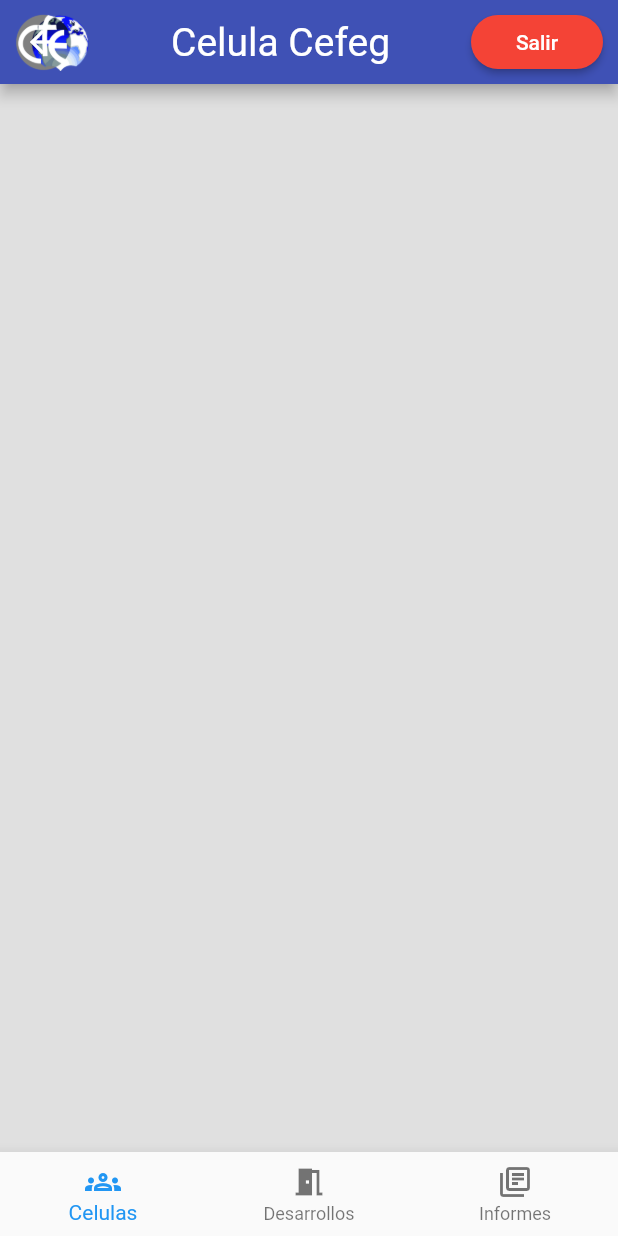
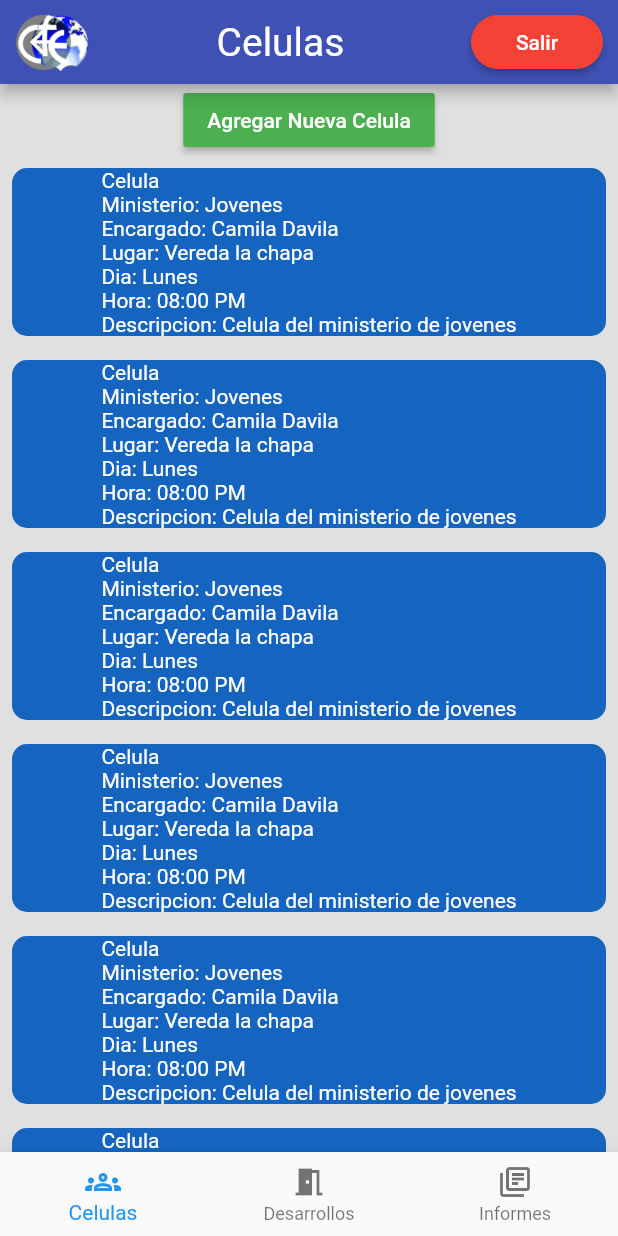
Before and after one commit to sgonzalez98/celula_app, a Flutter app: the HomeScreen screen opened by its route, after a tap on "Salir", on a phone screen of 412 x 824 dp. Run offline on Flutter 3.47's test engine with Material 2 defaults, Android fonts, the phone set to English and light mode, and no system bars; our stand-ins replace flutter_secure_storage; accounts and stored records are empty.

Commit message:
Avances en base inicial de la aplicacion Celula

```diff
--- /dev/null
+++ b/lib/screens/celulas_screen.dart
@@ -0,0 +1,82 @@
+import 'package:flutter/material.dart';
+
+class CelulasScreen extends StatelessWidget {
+  const CelulasScreen({Key? key}) : super(key: key);
+
+  @override
+  Widget build(BuildContext context) {
+    return Scaffold(
+      appBar: AppBar(
+        flexibleSpace: SafeArea(
+          child: Padding(
+            padding: const EdgeInsets.symmetric(vertical: 5, horizontal: 10),
+            child: Row(
+              mainAxisAlignment: MainAxisAlignment.spaceBetween,
+              children: [
+                Image.asset('assets/logoCefeg.png', width: 50, height: 50),
+                const Text(
+                  'Celulas',
+                  style: TextStyle(color: Colors.white, fontSize: 26),
+                ),
+                MaterialButton(
+                  onPressed: () {},
+                  color: Colors.red[500],
+                  textColor: Colors.white,
+                  shape: RoundedRectangleBorder(
+                      borderRadius: BorderRadius.circular(20)),
+                  child: const Text('Salir'),
+                ),
+              ],
+            ),
+          ),
+        ),
+      ),
+      body: SingleChildScrollView(
+        physics: const ScrollPhysics(),
+        child: Column(children: [
+          MaterialButton(
+            onPressed: () {},
+            color: Colors.green,
+            textColor: Colors.white,
+            child: const Text('Agregar Nueva Celula'),
+          ),
+          ListView.builder(
+            physics: const NeverScrollableScrollPhysics(),
+            shrinkWrap: true,
+            itemCount: 10,
+            itemBuilder: (BuildContext context, int index) => Container(
+              margin: const EdgeInsets.all(8),
+              decoration: BoxDecoration(
+                  borderRadius: BorderRadius.circular(10),
+                  color: Colors.blue[800]),
+              child: Column(
+                children: <Widget>[
+                  Column(
+                    crossAxisAlignment: CrossAxisAlignment.start,
+                    children: const [
+                      Text(
+                        'Celula',
+                        style: TextStyle(color: Colors.white),
+                      ),
+                      Text('Ministerio: Jovenes',
+                          style: TextStyle(color: Colors.white)),
+                      Text('Encargado: Camila Davila',
+                          style: TextStyle(color: Colors.white)),
+                      Text('Lugar: Vereda la chapa',
+                          style: TextStyle(color: Colors.white)),
+                      Text('Dia: Lunes', style: TextStyle(color: Colors.white)),
+                      Text('Hora: 08:00 PM',
+                          style: TextStyle(color: Colors.white)),
+                      Text('Descripcion: Celula del ministerio de jovenes',
+                          style: TextStyle(color: Colors.white))
+                    ],
+                  )
+                ],
+              ),
+            ),
+          ),
+        ]),
+      ),
+    );
+  }
+}
--- /dev/null
+++ b/lib/screens/desarrollos_screen.dart
@@ -0,0 +1,37 @@
+import 'package:flutter/material.dart';
+
+class DesarrollosScreen extends StatelessWidget {
+  const DesarrollosScreen({Key? key}) : super(key: key);
+
+  @override
+  Widget build(BuildContext context) {
+    return Scaffold(
+      appBar: AppBar(
+        flexibleSpace: SafeArea(
+          child: Padding(
+            padding: EdgeInsets.symmetric(vertical: 5, horizontal: 10),
+            child: Row(
+              mainAxisAlignment: MainAxisAlignment.spaceBetween,
+              children: [
+                Image.asset('assets/logoCefeg.png', width: 50, height: 50),
+                const Text(
+                  'Desarrollos',
+                  style: TextStyle(color: Colors.white, fontSize: 26),
+                ),
+                MaterialButton(
+                  onPressed: () {},
+                  color: Colors.red[500],
+                  textColor: Colors.white,
+                  shape: RoundedRectangleBorder(
+                      borderRadius: BorderRadius.circular(20)),
+                  child: const Text('Salir'),
+                ),
+              ],
+            ),
+          ),
+        ),
+      ),
+      body: Container(),
+    );
+  }
+}
--- a/lib/screens/home_screen.dart
+++ b/lib/screens/home_screen.dart
@@ -1,49 +1,33 @@
+import 'package:celula_app/screens/celulas_screen.dart';
+import 'package:celula_app/screens/desarrollos_screen.dart';
+import 'package:celula_app/screens/informes_screen.dart';
 import 'package:flutter/material.dart';
+import 'package:provider/provider.dart';
 
 class HomeScreen extends StatelessWidget {
   const HomeScreen({Key? key}) : super(key: key);
 
   @override
   Widget build(BuildContext context) {
-    return Scaffold(
-      appBar: AppBar(
-        flexibleSpace: SafeArea(
-          child: Padding(
-            padding: EdgeInsets.symmetric(vertical: 5, horizontal: 10),
-            child: Row(
-              mainAxisAlignment: MainAxisAlignment.spaceBetween,
-              children: [
-                Image.asset('assets/logoCefeg.png', width: 50, height: 50),
-                const Text(
-                  'Celula Cefeg',
-                  style: TextStyle(color: Colors.white, fontSize: 26),
+    return ChangeNotifierProvider(
+      create: (_) => _NavegacionProvider(),
+      child: const Scaffold(
+        body: _Paginas(),
+        bottomNavigationBar: _Navegacion(),
       ),
-                MaterialButton(
-                  onPressed: () {},
-                  color: Colors.red[500],
-                  textColor: Colors.white,
-                  shape: RoundedRectangleBorder(
-                      borderRadius: BorderRadius.circular(20)),
-                  child: const Text('Salir'),
-                ),
-              ],
-            ),
-          ),
-        ),
-        // title: const Text('Inicio'),
+    );
+  }
+}
 
-        // actions: [
-        //   Padding(
-        //       padding: const EdgeInsets.only(right: 10),
-        //       child:
-        //
-        //   IconButton(onPressed: () {}, icon: const Icon(Icons.exit_to_app))
-        // ],
-      ),
-      body: Container(),
-      bottomNavigationBar: BottomNavigationBar(
-        currentIndex: 0,
-        onTap: (i) => null,
+class _Navegacion extends StatelessWidget {
+  const _Navegacion({Key? key}) : super(key: key);
+
+  @override
+  Widget build(BuildContext context) {
+    final navegacionProvider = Provider.of<_NavegacionProvider>(context);
+    return BottomNavigationBar(
+      currentIndex: navegacionProvider.paginaActual,
+      onTap: (i) => navegacionProvider.paginaActual = i,
       items: const [
         BottomNavigationBarItem(
             icon: Icon(Icons.groups_outlined), label: 'Celulas'),
@@ -52,7 +36,41 @@ class HomeScreen extends StatelessWidget {
         BottomNavigationBarItem(
             icon: Icon(Icons.library_books_outlined), label: 'Informes'),
       ],
-      ),
     );
   }
 }
+
+class _Paginas extends StatelessWidget {
+  const _Paginas({Key? key}) : super(key: key);
+
+  @override
+  Widget build(BuildContext context) {
+    final navegacionProvider = Provider.of<_NavegacionProvider>(context);
+
+    return PageView(
+      physics: const NeverScrollableScrollPhysics(),
+      controller: navegacionProvider.pageController,
+      children: const <Widget>[
+        CelulasScreen(),
+        DesarrollosScreen(),
+        InformesScreen()
+      ],
+    );
+  }
+}
+
+class _NavegacionProvider with ChangeNotifier {
+  int _paginaActual = 0;
+  final PageController _pageController = PageController();
+
+  int get paginaActual => _paginaActual;
+
+  set paginaActual(int valor) {
+    _paginaActual = valor;
+    _pageController.animateToPage(_paginaActual,
+        duration: const Duration(milliseconds: 300), curve: Curves.easeOut);
+    notifyListeners();
+  }
+
+  PageController get pageController => _pageController;
+}
--- /dev/null
+++ b/lib/screens/informes_screen.dart
@@ -0,0 +1,37 @@
+import 'package:flutter/material.dart';
+
+class InformesScreen extends StatelessWidget {
+  const InformesScreen({Key? key}) : super(key: key);
+
+  @override
+  Widget build(BuildContext context) {
+    return Scaffold(
+      appBar: AppBar(
+        flexibleSpace: SafeArea(
+          child: Padding(
+            padding: EdgeInsets.symmetric(vertical: 5, horizontal: 10),
+            child: Row(
+              mainAxisAlignment: MainAxisAlignment.spaceBetween,
+              children: [
+                Image.asset('assets/logoCefeg.png', width: 50, height: 50),
+                const Text(
+                  'Informes',
+                  style: TextStyle(color: Colors.white, fontSize: 26),
+                ),
+                MaterialButton(
+                  onPressed: () {},
+                  color: Colors.red[500],
+                  textColor: Colors.white,
+                  shape: RoundedRectangleBorder(
+                      borderRadius: BorderRadius.circular(20)),
+                  child: const Text('Salir'),
+                ),
+              ],
+            ),
+          ),
+        ),
+      ),
+      body: Container(),
+    );
+  }
+}
```
Lines whose indentation alone changed are shown as unchanged.
